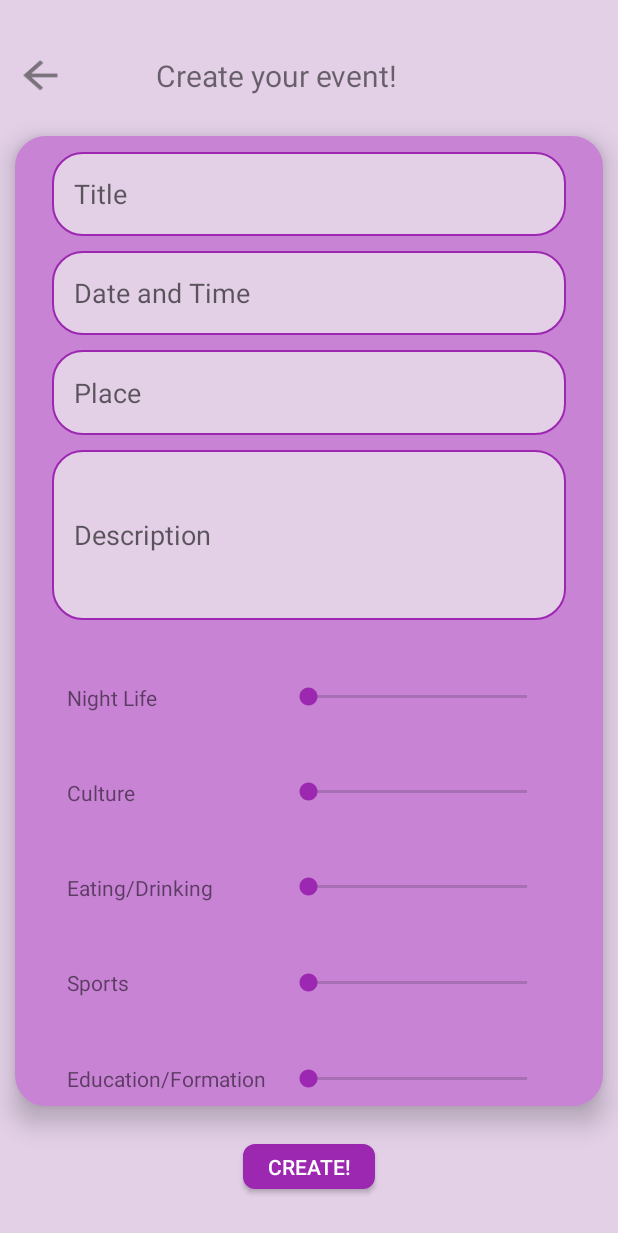
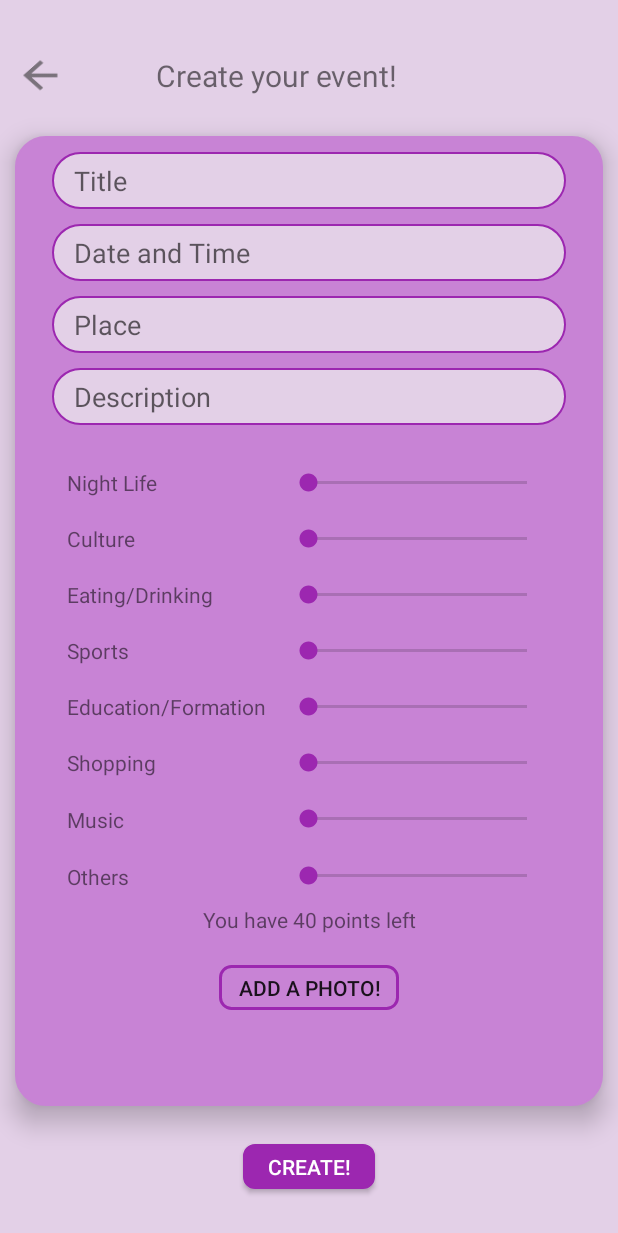
Before and after one commit to jannaescur/Layouts, an Android app: the screen it shows after launch (MainActivity), on a phone screen of 412 x 824 dp. Shown: the top 1233 px of the screen. Run offline under Robolectric (Android 15) with nearby library versions, the phone set to English and light mode, and no system bars.

Commit message:
- el disseny està acabat, scroll funciona (create event) - nou layout: rate_event

```diff
--- a/app/src/main/AndroidManifest.xml
+++ b/app/src/main/AndroidManifest.xml
@@ -29,6 +29,7 @@
 
         </activity>
         <activity android:name=".profile" />
+        <activity android:name=".rate_event"/>
         <activity android:name=".map_events" />
         <activity android:name=".SearchEventsList"></activity>
     </application>
--- a/app/src/main/res/drawable/rounded.xml
+++ b/app/src/main/res/drawable/rounded.xml
@@ -3,7 +3,7 @@
 <shape xmlns:android="http://schemas.android.com/apk/res/android"
     android:shape="rectangle">
 
-    <corners android:radius="15dp"/>
+    <corners android:radius="20dp"/>
     <solid android:color="@color/colorPrimaryLight"/>
 
 </shape>
--- a/app/src/main/res/layout/create_event.xml
+++ b/app/src/main/res/layout/create_event.xml
@@ -48,39 +48,37 @@
         android:background="@drawable/layout_superposat_shape">
 
         <LinearLayout
-            android:layout_width="match_parent"
-            android:layout_height="wrap_content"
+            android:layout_width="fill_parent"
+            android:layout_height="fill_parent"
             android:orientation="vertical"
             android:layout_marginRight="10dp"
-            android:layout_marginLeft="10dp"
-            android:weightSum="100">
+            android:layout_marginLeft="10dp">
 
             <EditText
                 android:layout_width="match_parent"
-                android:layout_height="0dp"
-                android:layout_weight="10"
+                android:layout_height="wrap_content"
                 android:hint="Title"
+                android:maxLength="100"
                 android:background="@drawable/edit_text_shape"
                 android:layout_marginTop="10dp"
                 android:layout_marginBottom="10dp"
                 android:textCursorDrawable="@null">
             </EditText>
 
-            <EditText
+            <TextView
                 android:layout_width="match_parent"
-                android:layout_height="0dp"
-                android:layout_weight="10"
+                android:layout_height="wrap_content"
                 android:hint="Date and Time"
                 android:background="@drawable/edit_text_shape"
                 android:layout_marginBottom="10dp"
                 android:textCursorDrawable="@null"
+                android:textSize="18dp"
                 android:id="@+id/editText1">
-            </EditText>
+            </TextView>
 
             <EditText
                 android:layout_width="match_parent"
-                android:layout_height="0dp"
-                android:layout_weight="10"
+                android:layout_height="wrap_content"
                 android:hint="Place"
                 android:background="@drawable/edit_text_shape"
                 android:layout_marginBottom="10dp"
@@ -90,8 +88,7 @@
 
             <EditText
                 android:layout_width="match_parent"
-                android:layout_height="0dp"
-                android:layout_weight="20"
+                android:layout_height="wrap_content"
                 android:hint="Description"
                 android:background="@drawable/edit_text_shape"
                 android:layout_marginBottom="10dp"
@@ -101,8 +98,7 @@
 
             <LinearLayout
                 android:layout_width="match_parent"
-                android:layout_height="0dp"
-                android:layout_weight="90"
+                android:layout_height="300dp"
                 android:layout_marginTop="10dp"
                 android:layout_marginBottom="0dp"
                 android:layout_marginLeft="10dp"
@@ -241,25 +237,24 @@
 
             <TextView
                 android:layout_width="match_parent"
-                android:layout_height="0dp"
-                android:layout_weight="10"
+                android:layout_height="20dp"
                 android:text="You have 40 points left"
                 android:gravity="center" />
 
             <Button
-                android:layout_width="wrap_content"
-                android:layout_height="0dp"
-                android:layout_weight="12"
+                android:layout_width="120dp"
+                android:layout_height="30dp"
                 android:id="@+id/button_image"
-                android:layout_marginTop="10dp"
+                android:layout_marginTop="20dp"
                 android:background="@drawable/button_shape_light"
                 android:layout_gravity="center"
                 android:text="Add a photo!"/>
 
             <ImageView
                 android:layout_width="wrap_content"
-                android:layout_height="0dp"
-                android:layout_weight="40"
+                android:layout_height="wrap_content"
+                android:scaleType="fitStart"
+                android:layout_marginBottom="20dp"
                 android:layout_marginTop="10dp"
                 android:id="@+id/photo_device"
                 android:layout_gravity="center"/>
@@ -271,6 +266,7 @@
 
 
     <RelativeLayout
+        android:id="@+id/createevent_layout"
         android:layout_width="match_parent"
         android:layout_height="0dp"
         android:layout_weight="10"
--- a/app/src/main/res/layout/map_box.xml
+++ b/app/src/main/res/layout/map_box.xml
@@ -92,6 +92,7 @@
 
                 <Button
                     android:text="JOIN!"
+                    android:textColor="@color/white"
                     android:layout_width="74dp"
                     android:layout_height="33dp"
                     android:id="@+id/bt_join"
```
Also changed, not shown: app/src/main/java/com/developer/janna/layouts/MainActivity.java (+27 -32 lines), app/src/main/java/com/developer/janna/layouts/rate_event.java (added, +16 -0 lines), app/src/main/res/layout/rate_event.xml (added, +98 -0 lines).
